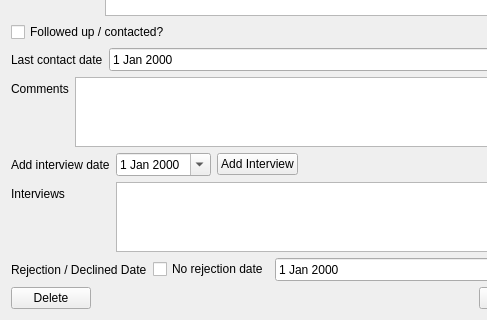
This is JobAppTracker/QtGUI/ui/AppInfoScreen.ui in dwp1084/QtJobAppTracker as Qt 5 draws it before an edit; both pictures show x 0 to 487 and y 612 to 932 of the 656 by 932 pixel window. The edited form follows.
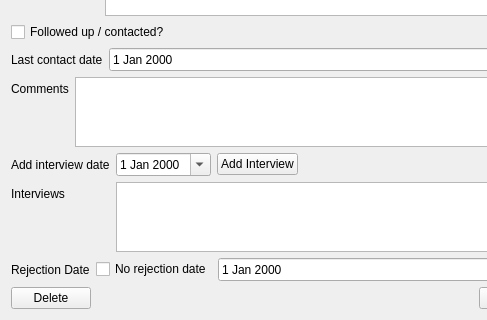
This is the edited form.

Commit message: Added "cancelled" applications to the show rejection date field

```diff
--- a/JobAppTracker/QtGUI/ui/AppInfoScreen.ui
+++ b/JobAppTracker/QtGUI/ui/AppInfoScreen.ui
@@ -7,7 +7,7 @@
     <x>0</x>
     <y>0</y>
     <width>656</width>
-    <height>924</height>
+    <height>926</height>
    </rect>
   </property>
   <property name="windowTitle">
@@ -744,7 +744,7 @@
       <item row="0" column="0">
        <widget class="QLabel" name="label_22">
         <property name="text">
-         <string>Rejection / Declined Date</string>
+         <string>Rejection Date</string>
         </property>
        </widget>
       </item>
```
Left out of the diff: 2 changed lines with no effect on the pictures. The commit also changes 1 other file.
